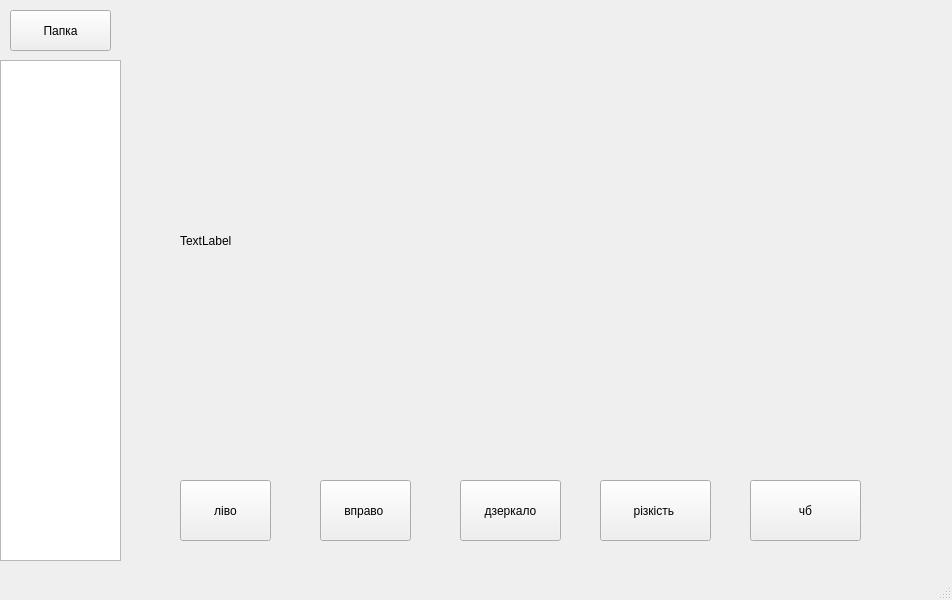
Old version of the form easy/untitled.ui in the repository Logika-16-00/Artem.
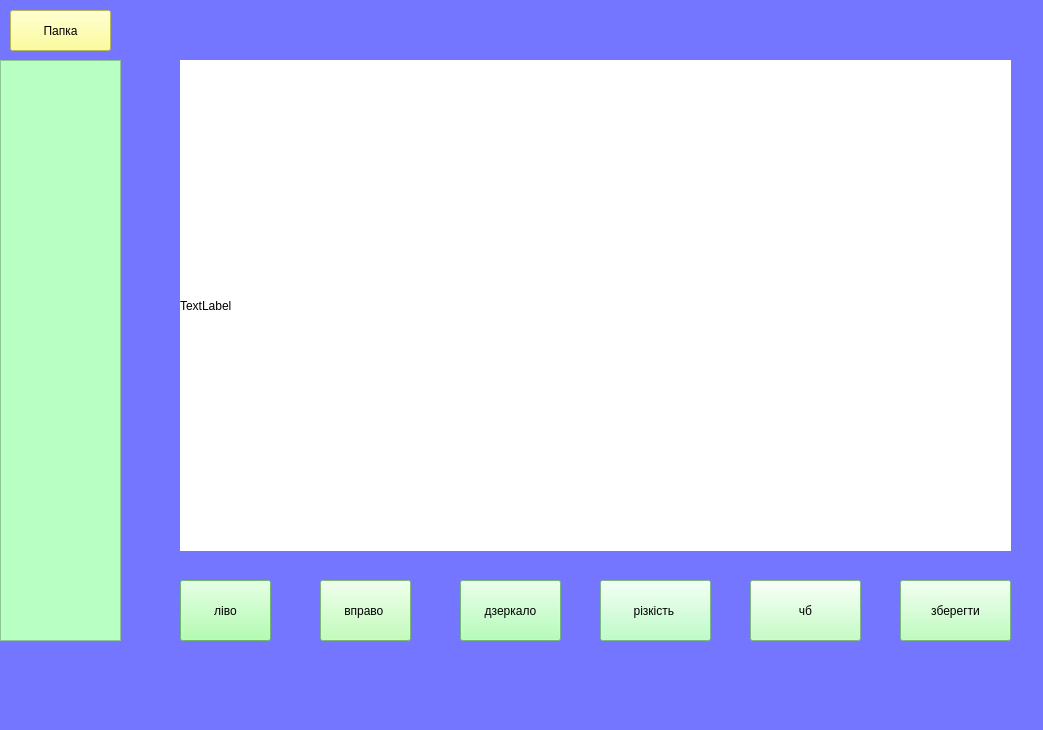
New version of the form.

Diff of the .ui file:
```diff
--- a/easy/untitled.ui
+++ b/easy/untitled.ui
@@ -6,13 +6,18 @@
    <rect>
     <x>0</x>
     <y>0</y>
-    <width>952</width>
-    <height>600</height>
+    <width>1043</width>
+    <height>730</height>
    </rect>
   </property>
   <property name="windowTitle">
    <string>MainWindow</string>
   </property>
+  <property name="styleSheet">
+   <string notr="true">
+background-color: rgb(0, 0, 255);
+background-color: rgb(116, 118, 255);</string>
+  </property>
   <widget class="QWidget" name="centralwidget">
    <widget class="QListWidget" name="listWidget">
     <property name="geometry">
@@ -20,9 +25,13 @@
       <x>0</x>
       <y>60</y>
       <width>121</width>
-      <height>501</height>
+      <height>581</height>
      </rect>
     </property>
+    <property name="styleSheet">
+     <string notr="true">
+background-color: rgb(183, 255, 194);</string>
+    </property>
    </widget>
    <widget class="QPushButton" name="btn_dir">
     <property name="geometry">
@@ -33,6 +42,9 @@
       <height>41</height>
      </rect>
     </property>
+    <property name="styleSheet">
+     <string notr="true">background-color: rgb(255, 255, 127);</string>
+    </property>
     <property name="text">
      <string>Папка</string>
     </property>
@@ -41,11 +53,14 @@
     <property name="geometry">
      <rect>
       <x>180</x>
-      <y>480</y>
+      <y>580</y>
       <width>91</width>
       <height>61</height>
      </rect>
     </property>
+    <property name="styleSheet">
+     <string notr="true">background-color: rgb(155, 255, 153);</string>
+    </property>
     <property name="text">
      <string>ліво</string>
     </property>
@@ -54,11 +69,14 @@
     <property name="geometry">
      <rect>
       <x>320</x>
-      <y>480</y>
+      <y>580</y>
       <width>91</width>
       <height>61</height>
      </rect>
     </property>
+    <property name="styleSheet">
+     <string notr="true">background-color: rgb(177, 255, 165);</string>
+    </property>
     <property name="text">
      <string>вправо </string>
     </property>
@@ -67,11 +85,14 @@
     <property name="geometry">
      <rect>
       <x>460</x>
-      <y>480</y>
+      <y>580</y>
       <width>101</width>
       <height>61</height>
      </rect>
     </property>
+    <property name="styleSheet">
+     <string notr="true">background-color: rgb(160, 255, 166);</string>
+    </property>
     <property name="text">
      <string>дзеркало</string>
     </property>
@@ -81,10 +102,13 @@
      <rect>
       <x>180</x>
       <y>60</y>
-      <width>681</width>
-      <height>361</height>
+      <width>831</width>
+      <height>491</height>
      </rect>
     </property>
+    <property name="styleSheet">
+     <string notr="true">background-color: rgb(255, 255, 255);</string>
+    </property>
     <property name="text">
      <string>TextLabel</string>
     </property>
@@ -93,11 +117,14 @@
     <property name="geometry">
      <rect>
       <x>600</x>
-      <y>480</y>
+      <y>580</y>
       <width>111</width>
       <height>61</height>
      </rect>
     </property>
+    <property name="styleSheet">
+     <string notr="true">background-color: rgb(172, 255, 185);</string>
+    </property>
     <property name="text">
      <string>різкість </string>
     </property>
@@ -106,15 +133,34 @@
     <property name="geometry">
      <rect>
       <x>750</x>
-      <y>480</y>
+      <y>580</y>
       <width>111</width>
       <height>61</height>
      </rect>
     </property>
+    <property name="styleSheet">
+     <string notr="true">background-color: rgb(180, 255, 179);</string>
+    </property>
     <property name="text">
      <string>чб</string>
     </property>
    </widget>
+   <widget class="QPushButton" name="btn_save">
+    <property name="geometry">
+     <rect>
+      <x>900</x>
+      <y>580</y>
+      <width>111</width>
+      <height>61</height>
+     </rect>
+    </property>
+    <property name="styleSheet">
+     <string notr="true">background-color: rgb(172, 255, 172);</string>
+    </property>
+    <property name="text">
+     <string>зберегти</string>
+    </property>
+   </widget>
   </widget>
   <widget class="QMenuBar" name="menubar">
    <property name="geometry">
```
Left out of the diff: 2 changed lines with no effect on the pictures.
